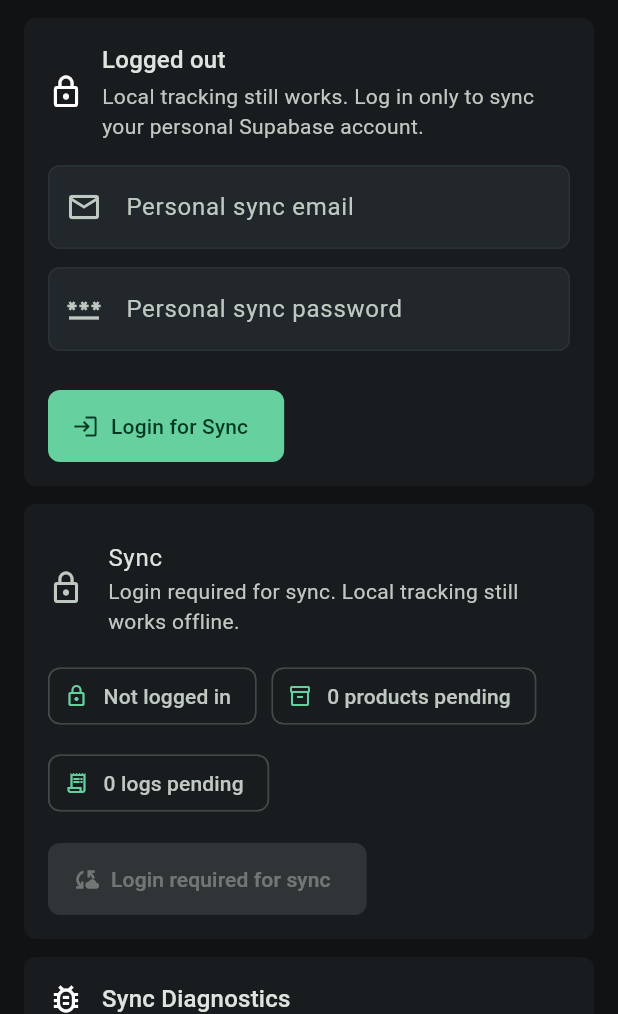
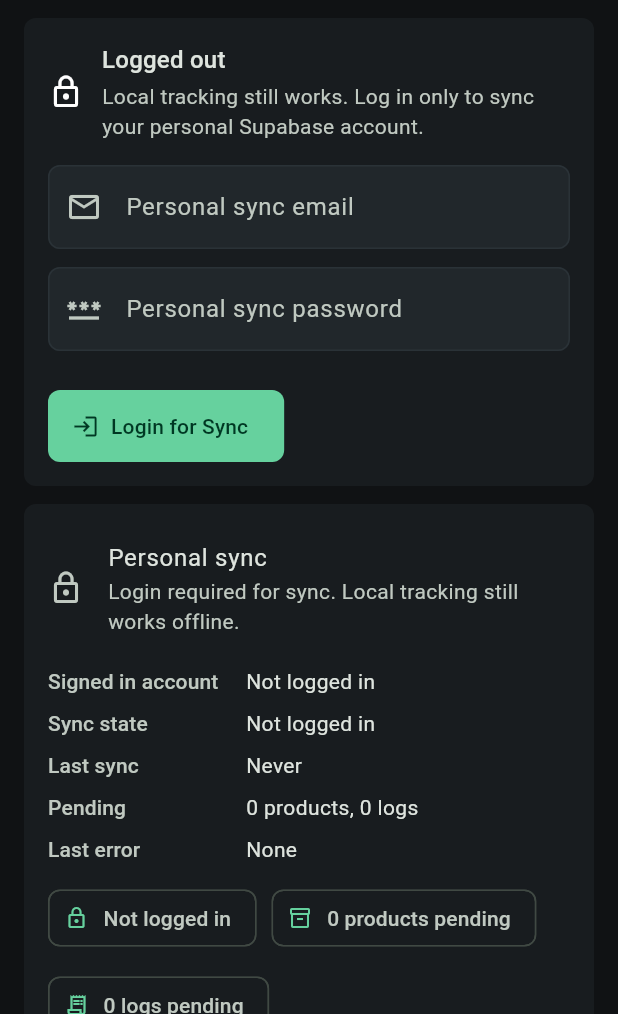
Before and after one commit to sebargith/NutrivoGo, a Flutter app: the screen it shows after launch, after a tap on the "cloud off" icon, on a phone screen of 412 x 824 dp, the part 222-1236 px from its top. Run offline on Flutter 3.47's test engine with Material 3 defaults, Android fonts, the phone set to English and light mode, and no system bars; our stand-ins replace drift, supabase; missing offline and left inert: mobile_scanner; accounts and stored records are empty; generated files the repository leaves out were written again.

Commit message:
Polish personal sync mobile UX

```diff
--- a/lib/app.dart
+++ b/lib/app.dart
@@ -58,6 +58,9 @@ class _NutrivoGoAppState extends State<NutrivoGoApp> {
             store: _store,
           );
       _authController?.addListener(_handleAuthChanged);
+      unawaited(
+        _authController?.ready.then((_) => _syncService?.handleAuthChanged()),
+      );
       return;
     }
 
@@ -65,6 +68,9 @@ class _NutrivoGoAppState extends State<NutrivoGoApp> {
     _authController = widget.authController;
     _syncService = widget.syncService;
     _authController?.addListener(_handleAuthChanged);
+    unawaited(
+      _authController?.ready.then((_) => _syncService?.handleAuthChanged()),
+    );
   }
 
   @override
--- a/lib/core/auth/auth_controller.dart
+++ b/lib/core/auth/auth_controller.dart
@@ -1,10 +1,19 @@
+import 'dart:convert';
+
 import 'package:flutter/foundation.dart';
 import 'package:supabase/supabase.dart';
 
+import 'auth_session_store.dart';
+
 class AuthController extends ChangeNotifier {
-  AuthController({required this.client});
+  AuthController({required this.client, AuthSessionStore? sessionStore})
+    : _sessionStore = sessionStore ?? AuthSessionStore() {
+    ready = restoreSession();
+  }
 
   final SupabaseClient client;
+  final AuthSessionStore _sessionStore;
+  late final Future<void> ready;
   bool _isBusy = false;
   String? _message;
   String? _errorMessage;
@@ -28,6 +37,7 @@ class AuthController extends ChangeNotifier {
       if (response.user == null) {
         throw const AuthException('Sign in did not return a user.');
       }
+      await _persistCurrentSession();
       _message = 'Signed in as ${response.user!.email ?? email.trim()}';
     });
   }
@@ -35,8 +45,39 @@ class AuthController extends ChangeNotifier {
   Future<void> signOut() async {
     await _run(() async {
       await client.auth.signOut();
+      await _sessionStore.clear();
       _message = 'Signed out.';
     });
+  }
+
+  Future<void> restoreSession() async {
+    final sessionJson = await _sessionStore.read();
+    if (sessionJson == null) {
+      return;
+    }
+
+    _isBusy = true;
+    _message = null;
+    _errorMessage = null;
+    notifyListeners();
+    try {
+      final response = await client.auth.recoverSession(sessionJson);
+      if (response.session == null) {
+        await _sessionStore.clear();
+        return;
+      }
+      await _persistCurrentSession();
+      _message = 'Personal sync session restored.';
+    } on AuthException {
+      await _sessionStore.clear();
+    } on FormatException {
+      await _sessionStore.clear();
+    } on Object {
+      await _sessionStore.clear();
+    } finally {
+      _isBusy = false;
+      notifyListeners();
+    }
   }
 
   Future<void> _run(Future<void> Function() action) async {
@@ -55,4 +96,13 @@ class AuthController extends ChangeNotifier {
       notifyListeners();
     }
   }
+
+  Future<void> _persistCurrentSession() async {
+    final session = client.auth.currentSession;
+    if (session == null) {
+      await _sessionStore.clear();
+      return;
+    }
+    await _sessionStore.write(jsonEncode(session.toJson()));
+  }
 }
--- /dev/null
+++ b/lib/core/auth/auth_session_store.dart
@@ -0,0 +1,43 @@
+import 'dart:io';
+
+import 'package:path/path.dart' as p;
+
+import '../platform/app_data_directory.dart';
+
+class AuthSessionStore {
+  AuthSessionStore({Future<Directory> Function()? directoryProvider})
+    : _directoryProvider = directoryProvider ?? appDataDirectory;
+
+  static const fileName = 'supabase_session.json';
+
+  final Future<Directory> Function() _directoryProvider;
+
+  Future<String?> read() async {
+    final file = await _sessionFile();
+    if (!await file.exists()) {
+      return null;
+    }
+    final content = await file.readAsString();
+    final trimmed = content.trim();
+    return trimmed.isEmpty ? null : trimmed;
+  }
+
+  Future<void> write(String sessionJson) async {
+    final directory = await _directoryProvider();
+    await directory.create(recursive: true);
+    final file = File(p.join(directory.path, fileName));
+    await file.writeAsString(sessionJson);
+  }
+
+  Future<void> clear() async {
+    final file = await _sessionFile();
+    if (await file.exists()) {
+      await file.delete();
+    }
+  }
+
+  Future<File> _sessionFile() async {
+    final directory = await _directoryProvider();
+    return File(p.join(directory.path, fileName));
+  }
+}
--- /dev/null
+++ b/lib/core/platform/app_data_directory.dart
@@ -0,0 +1,32 @@
+import 'dart:io';
+
+import 'package:flutter/services.dart';
+import 'package:path/path.dart' as p;
+
+const MethodChannel _platformChannel = MethodChannel('nutrivogo/platform');
+
+Future<Directory> appDataDirectory() async {
+  if (Platform.isAndroid) {
+    final directoryPath = await _platformChannel.invokeMethod<String>(
+      'applicationSupportDirectory',
+    );
+    if (directoryPath == null || directoryPath.isEmpty) {
+      throw StateError('Android application directory was not available.');
+    }
+    return Directory(directoryPath);
+  }
+
+  if (Platform.isWindows) {
+    final appData = Platform.environment['APPDATA'];
+    final localAppData = Platform.environment['LOCALAPPDATA'];
+    final basePath = appData ?? localAppData ?? Directory.current.path;
+    return Directory(p.join(basePath, 'NutrivoGo'));
+  }
+
+  final home = Platform.environment['HOME'];
+  if (home != null && home.isNotEmpty) {
+    return Directory(p.join(home, '.nutrivogo'));
+  }
+
+  return Directory(p.join(Directory.current.path, '.nutrivogo'));
+}
--- a/lib/features/settings/presentation/settings_screen.dart
+++ b/lib/features/settings/presentation/settings_screen.dart
@@ -354,8 +354,35 @@ class _SyncCard extends StatelessWidget {
                 ListTile(
                   contentPadding: EdgeInsets.zero,
                   leading: Icon(_syncIcon(service)),
-                  title: const Text('Sync'),
+                  title: const Text('Personal sync'),
                   subtitle: Text(_syncSubtitle(context, service, isSignedIn)),
+                ),
+                const SizedBox(height: 8),
+                _SyncSummaryRow(
+                  label: 'Signed in account',
+                  value: _signedInAccountLabel(authController),
+                ),
+                _SyncSummaryRow(
+                  label: 'Sync state',
+                  value: _syncStateLabel(service.status),
+                ),
+                _SyncSummaryRow(
+                  label: 'Last sync',
+                  value: service.lastSuccessfulSyncAt == null
+                      ? 'Never'
+                      : _formatTimestamp(
+                          context,
+                          service.lastSuccessfulSyncAt!,
+                        ),
+                ),
+                _SyncSummaryRow(
+                  label: 'Pending',
+                  value:
+                      '${service.pendingProductCount} products, ${service.pendingLogItemCount} logs',
+                ),
+                _SyncSummaryRow(
+                  label: 'Last error',
+                  value: service.lastError ?? 'None',
                 ),
                 const SizedBox(height: 8),
                 Wrap(
@@ -444,6 +471,44 @@ class _SyncCard extends StatelessWidget {
       SyncRunStatus.offlinePending => 'Offline pending',
     };
   }
+
+  String _signedInAccountLabel(AuthController? controller) {
+    final user = controller?.currentUser;
+    if (user == null) {
+      return 'Not logged in';
+    }
+    return user.email ?? user.id;
+  }
+}
+
+class _SyncSummaryRow extends StatelessWidget {
+  const _SyncSummaryRow({required this.label, required this.value});
+
+  final String label;
+  final String value;
+
+  @override
+  Widget build(BuildContext context) {
+    final theme = Theme.of(context);
+    return Padding(
+      padding: const EdgeInsets.symmetric(vertical: 4),
+      child: Row(
+        crossAxisAlignment: CrossAxisAlignment.start,
+        children: [
+          SizedBox(
+            width: 132,
+            child: Text(
+              label,
+              style: theme.textTheme.labelLarge?.copyWith(
+                color: theme.colorScheme.onSurfaceVariant,
+              ),
+            ),
+          ),
+          Expanded(child: Text(value)),
+        ],
+      ),
+    );
+  }
 }
 
 class _DiagnosticsCard extends StatelessWidget {
@@ -484,7 +549,7 @@ class _DiagnosticsCard extends StatelessWidget {
                     const SizedBox(width: 12),
                     Expanded(
                       child: Text(
-                        'Sync Diagnostics',
+                        'Sync diagnostics',
                         style: Theme.of(context).textTheme.titleMedium,
                       ),
                     ),
@@ -492,10 +557,8 @@ class _DiagnosticsCard extends StatelessWidget {
                 ),
                 const SizedBox(height: 12),
                 _DiagnosticRow(
-                  label: 'Sync user',
-                  value: user == null
-                      ? 'Not logged in'
-                      : '${user.email ?? 'No email'} (${user.id})',
+                  label: 'Auth user id',
+                  value: user?.id ?? 'Not logged in',
                 ),
                 _DiagnosticRow(
                   label: 'Last sync',
--- a/lib/features/sync/application/sync_service.dart
+++ b/lib/features/sync/application/sync_service.dart
@@ -25,7 +25,10 @@ class SyncService extends ChangeNotifier {
     required this.database,
     required this.store,
     DateTime Function()? clock,
-  }) : _clock = clock ?? DateTime.now {
+    this._autoSyncDebounce = const Duration(seconds: 2),
+    this._autoSyncEnabled = true,
+  }) : _clock = clock ?? DateTime.now,
+       _lastSeenLocalChangeVersion = store.localChangeVersion {
     store.addListener(_handleStoreChanged);
     unawaited(handleAuthChanged());
   }
@@ -35,12 +38,16 @@ class SyncService extends ChangeNotifier {
     required AppDatabase database,
     required NutrivoGoStore store,
     DateTime Function()? clock,
+    Duration autoSyncDebounce = const Duration(seconds: 2),
+    bool autoSyncEnabled = true,
   }) {
     return SyncService(
       remote: SupabaseSyncRemoteDataSource(client: client),
       database: database,
       store: store,
       clock: clock,
+      autoSyncDebounce: autoSyncDebounce,
+      autoSyncEnabled: autoSyncEnabled,
     );
   }
 
@@ -48,6 +55,8 @@ class SyncService extends ChangeNotifier {
   final AppDatabase database;
   final NutrivoGoStore store;
   final DateTime Function() _clock;
+  final Duration _autoSyncDebounce;
+  final bool _autoSyncEnabled;
 
   SyncRunStatus _status = SyncRunStatus.notLoggedIn;
   String? _message;
@@ -56,6 +65,8 @@ class SyncService extends ChangeNotifier {
   int _pendingProductCount = 0;
   int _pendingLogItemCount = 0;
   bool _disposed = false;
+  Timer? _autoSyncTimer;
+  int _lastSeenLocalChangeVersion;
 
   SyncRunStatus get status => _status;
 
@@ -121,6 +132,7 @@ class SyncService extends ChangeNotifier {
     if (isSyncing) {
       return;
     }
+    _autoSyncTimer?.cancel();
 
     final userId = remote.currentUserId;
     if (userId == null) {
@@ -164,6 +176,7 @@ class SyncService extends ChangeNotifier {
   @override
   void dispose() {
     _disposed = true;
+    _autoSyncTimer?.cancel();
     store.removeListener(_handleStoreChanged);
     super.dispose();
   }
@@ -368,6 +381,24 @@ class SyncService extends ChangeNotifier {
 
   void _handleStoreChanged() {
     unawaited(refreshPendingCount());
+    if (store.localChangeVersion == _lastSeenLocalChangeVersion) {
+      return;
+    }
+    _lastSeenLocalChangeVersion = store.localChangeVersion;
+    _scheduleAutoSync();
+  }
+
+  void _scheduleAutoSync() {
+    if (!_autoSyncEnabled || remote.currentUserId == null || isSyncing) {
+      return;
+    }
+    _autoSyncTimer?.cancel();
+    _autoSyncTimer = Timer(_autoSyncDebounce, () {
+      if (_disposed || isSyncing || remote.currentUserId == null) {
+        return;
+      }
+      unawaited(sync());
+    });
   }
 
   void _statusForIdleAuthState() {
```
Also changed, not shown: lib/core/database/app_database.dart (+3 -30 lines), lib/features/food_log/application/nutrivo_go_store.dart (+12 -0 lines), lib/features/food_log/presentation/add_food_quantity_screen.dart (+20 -13 lines), lib/features/food_log/presentation/quantity_display.dart (added, +29 -0 lines), 6 other files.
